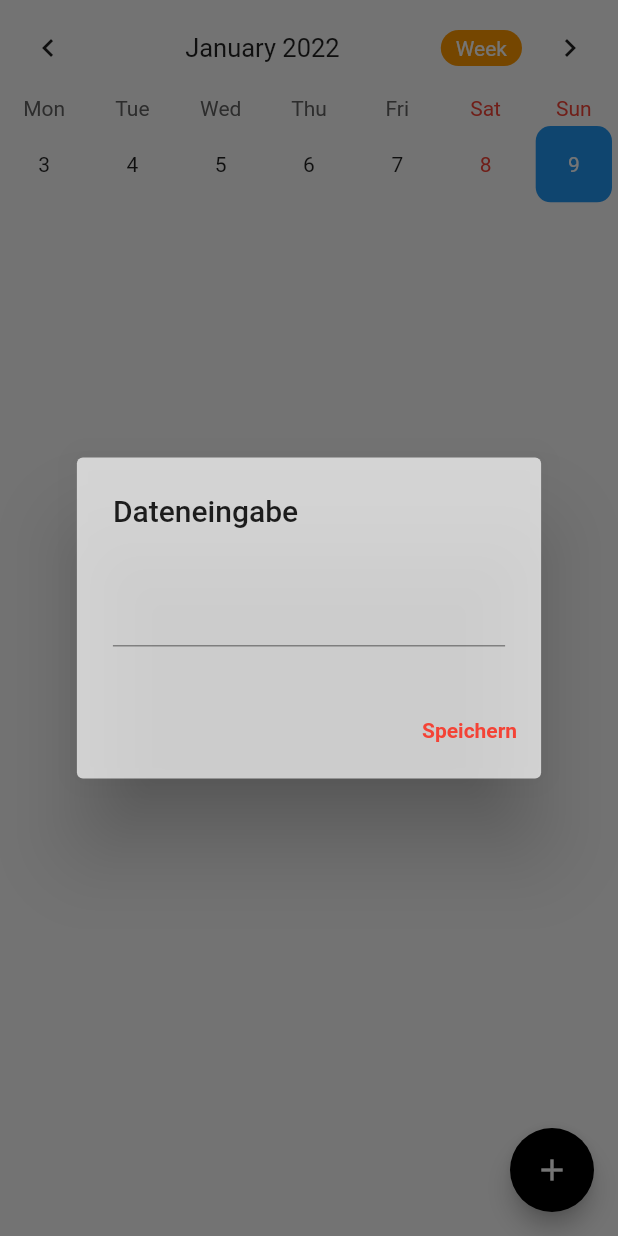
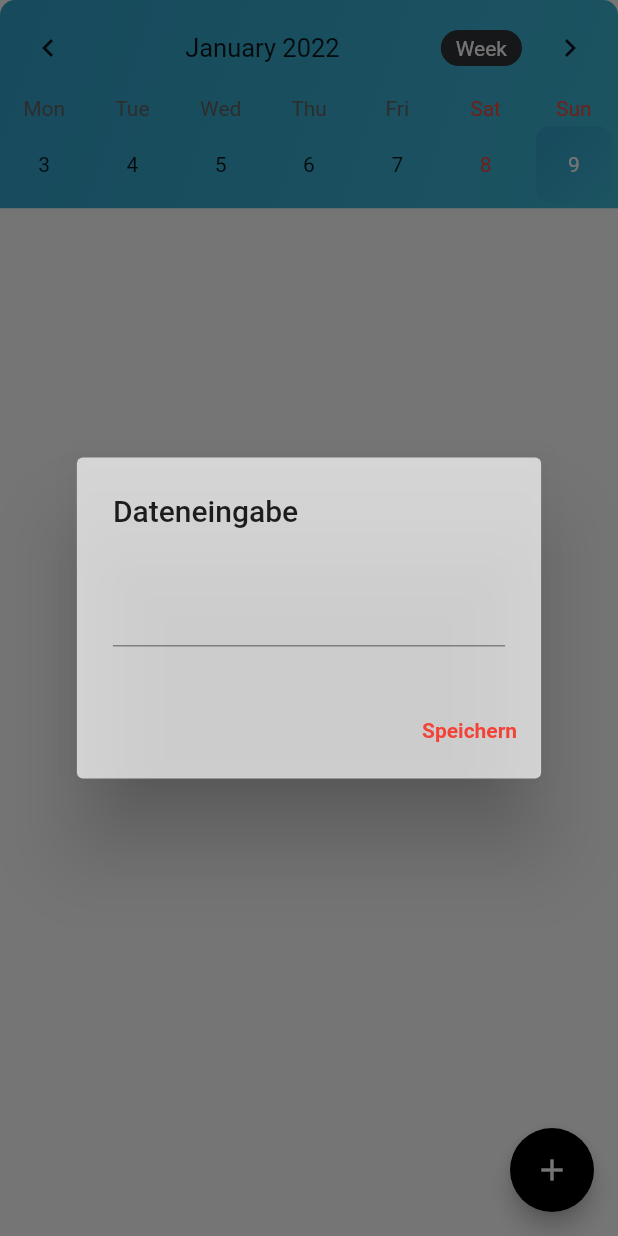
Before and after one commit to stenkjan/covidapp, a Flutter app: the T2_Calendar screen opened directly, after a tap on the "add" icon, on a phone screen of 412 x 824 dp. Run offline on Flutter 3.47's test engine with Material 2 defaults, Android fonts, the phone set to English and light mode, and no system bars; drawn by our look-alikes of table_calendar; our stand-ins replace carousel_slider, settings_ui, shared_preferences; accounts and stored records are empty; network calls fail.

```diff
--- a/lib/Mozido/calendar_view/t2_calendar_form.dart
+++ b/lib/Mozido/calendar_view/t2_calendar_form.dart
@@ -6,7 +6,6 @@ import 'package:table_calendar/table_calendar.dart';
 import 'package:shared_preferences/shared_preferences.dart';
 
 class T2_Calendar extends StatefulWidget {
-
   T2_Calendar({Key? key}) : super(key: key);
 
   _T2_CalendarState createState() => _T2_CalendarState();
@@ -22,10 +21,8 @@ _T2_CalendarState createState() => _T2_CalendarState();
   late SharedPreferences prefs;
   late T2Kalender t2kalender;
 
-
   @override
   void initState() {
-
     _controller = CalendarController();
     _eventController = TextEditingController();
     _events = {};
@@ -33,7 +30,8 @@ _T2_CalendarState createState() => _T2_CalendarState();
     prefsData();
     item_switch = false;
     question_choice = "";
-      t2kalender = T2Kalender(itemSwitch: item_switch, questionChoiceString: question_choice);
+    t2kalender = T2Kalender(
+        itemSwitch: item_switch, questionChoiceString: question_choice);
     super.initState();
   }
 
@@ -52,6 +50,7 @@ _T2_CalendarState createState() => _T2_CalendarState();
     });
     return newMap;
   }
+
   Map<DateTime, dynamic> decodeMap(Map<String, dynamic> map) {
     Map<DateTime, dynamic> newMap = {};
     map.forEach((key, value) {
@@ -63,8 +62,18 @@ _T2_CalendarState createState() => _T2_CalendarState();
   @override
   Widget build(BuildContext context) {
     return Scaffold(
-    body:
-          SingleChildScrollView(
+      backgroundColor: Colors.transparent,
+      body: Container(
+        decoration: const BoxDecoration(
+            borderRadius: BorderRadius.only(
+                topLeft: Radius.circular(10.0),
+                topRight: Radius.circular(10.0)),
+            gradient: LinearGradient(
+              colors: [Color(0xFF31A1C9), Color(0xFF3DB6D4)],
+              begin: Alignment.topLeft,
+              end: Alignment.bottomRight,
+            )),
+        child: SingleChildScrollView(
           child: Column(
             crossAxisAlignment: CrossAxisAlignment.start,
             children: <Widget>[
@@ -74,22 +83,23 @@ _T2_CalendarState createState() => _T2_CalendarState();
                 calendarStyle: CalendarStyle(
                   canEventMarkersOverflow: true,
                   todayColor: Colors.orange,
-                      selectedColor: Theme.of(context).primaryColor,
+                  selectedColor: Color(0xFF31A1C9),
                   todayStyle: TextStyle(
                       fontWeight: FontWeight.bold,
                       fontSize: 18.0,
-                          color: Colors.white)),
+                      color: Color(0xFF2E4E57)),
+                ),
                 headerStyle: HeaderStyle(
                   centerHeaderTitle: true,
                   formatButtonDecoration: BoxDecoration(
-                      color: Colors.orange,
+                    color: Color(0xFF313237),
                     borderRadius: BorderRadius.circular(20.0),
                   ),
                   formatButtonTextStyle: TextStyle(color: Colors.white),
                   formatButtonShowsNext: false,
                 ),
                 startingDayOfWeek: StartingDayOfWeek.monday,
-                  onDaySelected: (date, events,holidays) {
+                onDaySelected: (date, events, holidays) {
                   setState(() {
                     _selectedEvents = events;
                   });
@@ -99,7 +109,11 @@ _T2_CalendarState createState() => _T2_CalendarState();
                       margin: const EdgeInsets.all(4.0),
                       alignment: Alignment.center,
                       decoration: BoxDecoration(
-                            color: Theme.of(context).primaryColor,
+                          gradient: LinearGradient(
+                            colors: [Color(0xFF31A1C9), Color(0xFF3DB6D4)],
+                            begin: Alignment.topLeft,
+                            end: Alignment.bottomRight,
+                          ),
                           borderRadius: BorderRadius.circular(10.0)),
                       child: Text(
                         date.day.toString(),
@@ -121,31 +135,41 @@ _T2_CalendarState createState() => _T2_CalendarState();
               ..._selectedEvents.map((event) => Padding(
                     padding: const EdgeInsets.all(8.0),
                     child: Container(
-                    height: MediaQuery.of(context).size.height/20,
-                    width: MediaQuery.of(context).size.width/2,
+                      height: MediaQuery.of(context).size.height / 20,
+                      width: MediaQuery.of(context).size.width / 2,
                       decoration: BoxDecoration(
                           borderRadius: BorderRadius.circular(30),
-                        color: Colors.white,
-                        border: Border.all(color: Colors.grey)
+                          gradient: LinearGradient(
+                            colors: [Color(0xFF363940), Color(0xFF2E4E57)],
+                            begin: Alignment.topLeft,
+                            end: Alignment.bottomRight,
                           ),
+                          boxShadow: [
+                            BoxShadow(
+                              color: Colors.black12,
+                              blurRadius: 10.0,
+                              spreadRadius: 2.0,
+                            )
+                          ]),
                       child: Center(
-                        child: Text(event,
-                          style: TextStyle(color: Colors.blue,
-                              fontWeight: FontWeight.bold,fontSize: 16),)
-                    ),
+                          child: Text(
+                        event,
+                        style: TextStyle(
+                            color: Colors.blue,
+                            fontWeight: FontWeight.bold,
+                            fontSize: 16),
+                      )),
                     ),
                   )),
-
             ],
+          ),
         ),
       ),
       floatingActionButton: FloatingActionButton(
         backgroundColor: Colors.black,
         child: Icon(Icons.add),
-          onPressed:
-          showAddDialog,
+        onPressed: showAddDialog,
       ),
-
     );
   }
 
@@ -167,28 +191,28 @@ _T2_CalendarState createState() => _T2_CalendarState();
               ),
               actions: <Widget>[
                 TextButton(
-                child: Text("Speichern",style: TextStyle(color: Colors.red,fontWeight: FontWeight.bold),),
+                  child: Text(
+                    "Speichern",
+                    style: TextStyle(
+                        color: Colors.red, fontWeight: FontWeight.bold),
+                  ),
                   onPressed: () {
                     if (_eventController.text.isEmpty) return;
                     setState(() {
                       if (_events[_controller.selectedDay] != null) {
                         _events[_controller.selectedDay]!
-                          ..add( t2kalender.questionChoiceString)
+                          ..add(t2kalender.questionChoiceString)
                           ..add(_eventController.text);
-
-
                       } else {
                         _events[_controller.selectedDay] = [
                           _eventController.text
                         ];
                       }
-                    prefs.setString("Ereignisse", json.encode(encodeMap(_events)));
+                      prefs.setString(
+                          "Ereignisse", json.encode(encodeMap(_events)));
                       _eventController.clear();
                       Navigator.pop(context);
                     });
-
-
-
                   },
                 )
               ],
```
Also changed, not shown: lib/Mozido/calendar_view/t2_kalender.dart (+155 -88 lines). Lines whose indentation alone changed are shown as unchanged.
